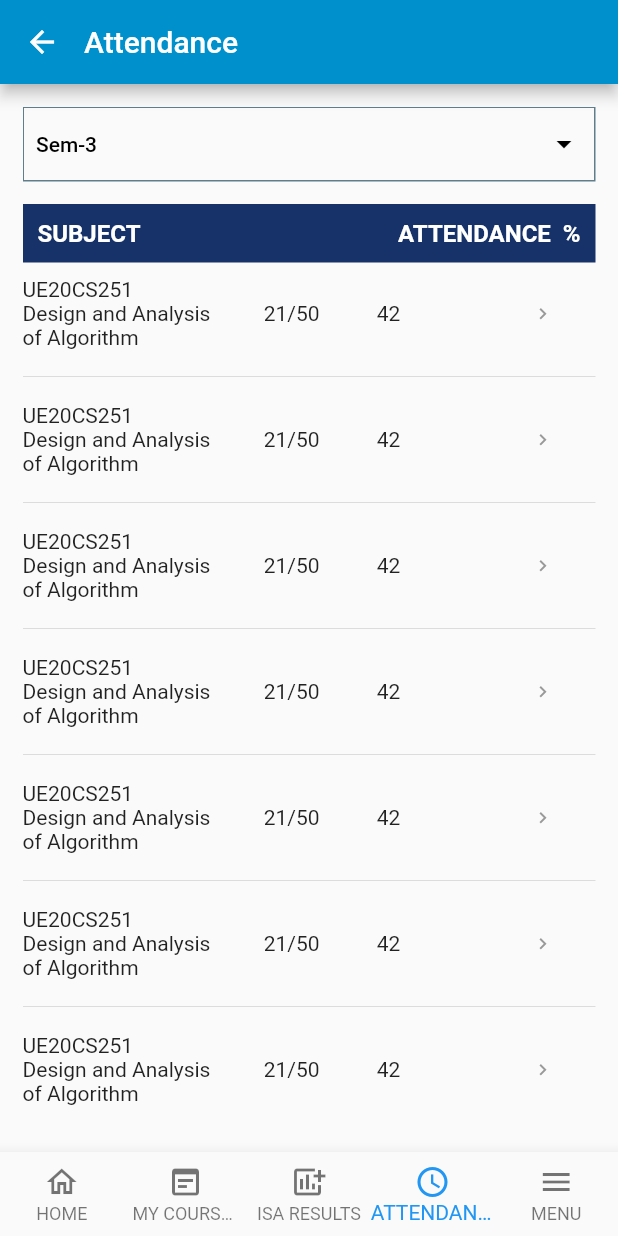
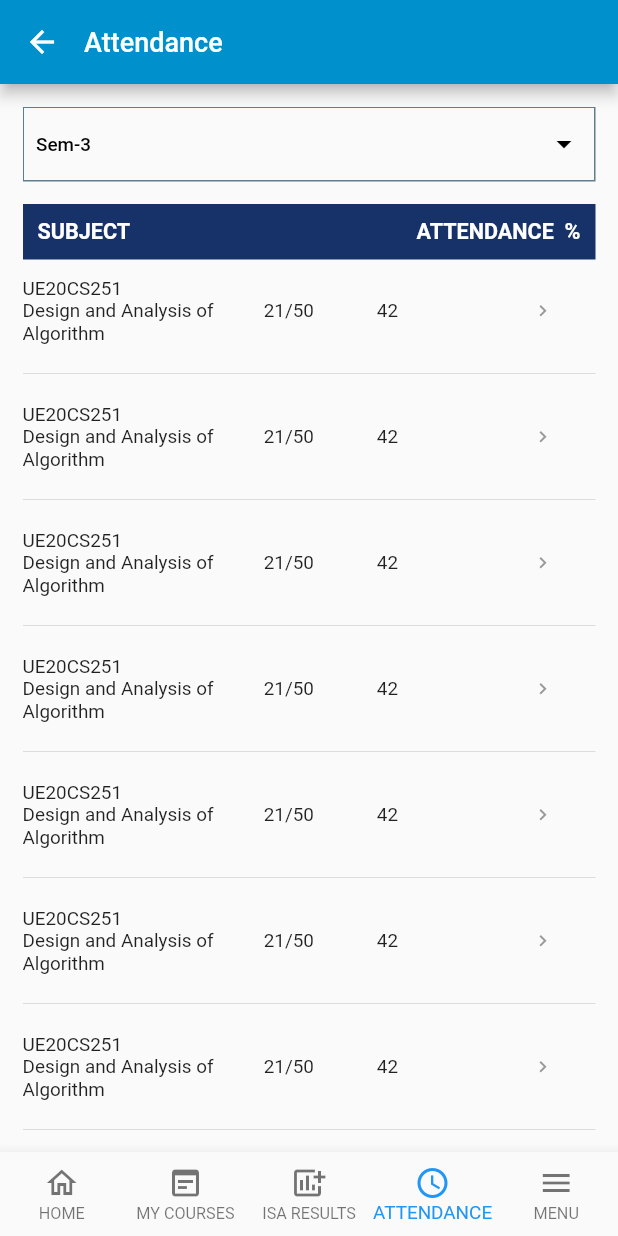
Before and after one commit to PesuDev/Pesua, a Flutter app: the screen it shows after launch, item 4 of the bottom bar chosen, on a phone screen of 412 x 824 dp. Run offline on Flutter 3.47's test engine with Material 2 defaults, Android fonts, the phone set to English and light mode, and no system bars; our stand-ins replace charts_flutter, flutter_swiper_null_safety, flutter_switch, syncfusion_flutter_charts; network calls fail.

Commit message:
system font issue handled

```diff
--- a/lib/main.dart
+++ b/lib/main.dart
@@ -34,6 +34,12 @@ class MyApp extends StatelessWidget {
           primarySwatch: Colors.blueGrey,
         ),
         debugShowCheckedModeBanner: false,
+        builder: (BuildContext? context, Widget? child) {
+          return MediaQuery(
+            data: MediaQuery.of(context!).copyWith(textScaleFactor: 0.9, ), //set desired text scale factor here
+            child: child!,
+          );
+        },
         home: DashboardScreen(),
         onGenerateRoute: AppRouteGenerator.generateRoute,
       ),
```
